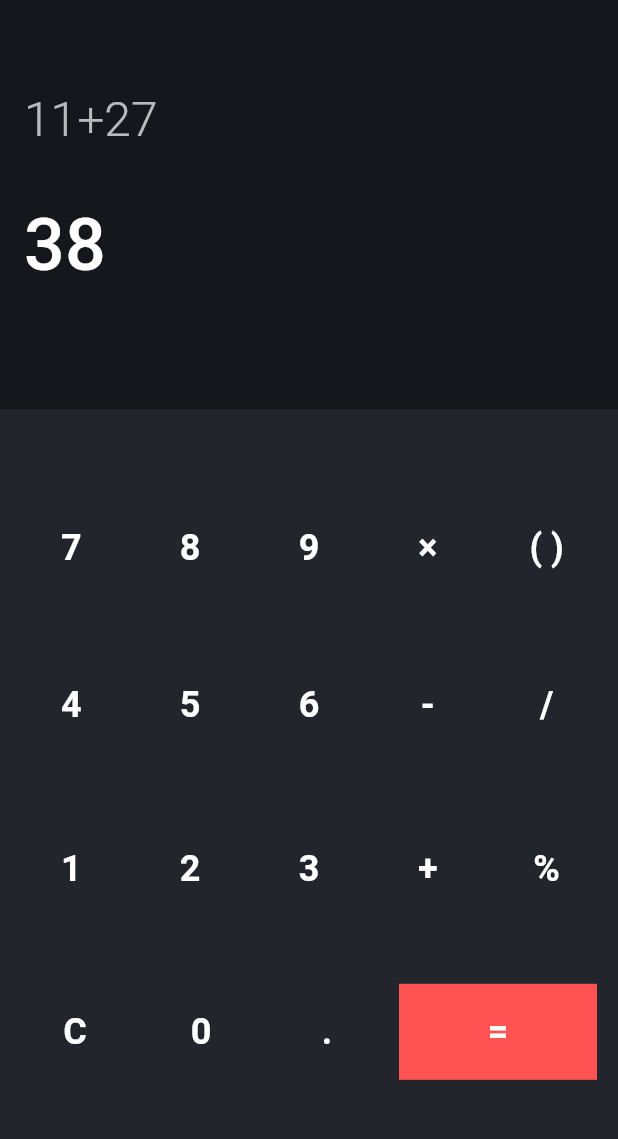
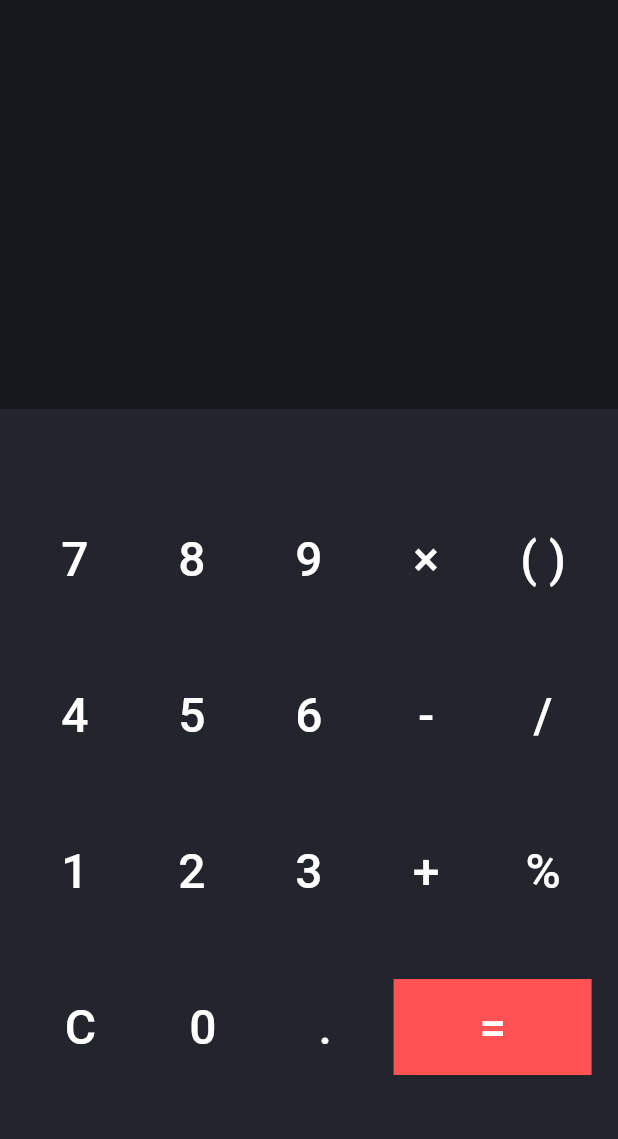
Before and after one commit to MoeZalzala11/Flutter_Calculator, a Flutter app: the screen it shows after launch, on a phone screen of 412 x 824 dp, the part 59-1198 px from its top. Run offline on Flutter 3.47's test engine with Material 2 defaults, Android fonts, the phone set to English and light mode, and no system bars.

Commit message:
edit the dimensions and the font size and weight

```diff
--- a/lib/calculator_button.dart
+++ b/lib/calculator_button.dart
@@ -1,4 +1,3 @@
-import 'package:flutter/cupertino.dart';
 import 'package:flutter/material.dart';
 
 class CalculatorButton extends StatelessWidget {
@@ -30,8 +29,8 @@ class CalculatorButton extends StatelessWidget {
           child: Text(
             label,
             style: const TextStyle(
-              fontSize: 24,
-              fontWeight: FontWeight.bold,
+              fontSize: 32,
+              fontWeight: FontWeight.w500,
               color: Colors.white,
             ),
           ),
--- a/lib/calculator_home_screen.dart
+++ b/lib/calculator_home_screen.dart
@@ -21,10 +21,15 @@ class _CalculatorHomePageState extends State<CalculatorHomePage> {
     }
   }
   void clearPressed(){
+    setState(() {
       firstInput = '';
       secondInput = '';
       result = "";
       operator = "";
+      if(kDebugMode){
+        print('000');
+      }
+    });
   }
   @override
   Widget build(BuildContext context) {
@@ -42,21 +47,21 @@ class _CalculatorHomePageState extends State<CalculatorHomePage> {
                 child: Column(
                   crossAxisAlignment: CrossAxisAlignment.start,
                   mainAxisAlignment: MainAxisAlignment.spaceEvenly,
-                  children: const [
+                  children: [
                     Text(
-                      '11+27',
-                      style: TextStyle(
+                      firstInput+operator+secondInput,
+                      style: const TextStyle(
                           fontSize: 32,
                           color: Colors.white70,
                           fontWeight: FontWeight.w300),
                     ),
                     //SizedBox(height:10),
                     Text(
-                      '38',
+                      result,
                       style:
-                          TextStyle(fontSize: 48, fontWeight: FontWeight.w500),
+                          const TextStyle(fontSize: 48, fontWeight: FontWeight.w500),
                     ),
-                    SizedBox(
+                    const SizedBox(
                       height: 10,
                     )
                   ],
@@ -70,12 +75,10 @@ class _CalculatorHomePageState extends State<CalculatorHomePage> {
               color: const Color(0xff23252D),
               child: Column(
                 crossAxisAlignment: CrossAxisAlignment.center,
+                mainAxisAlignment: MainAxisAlignment.center,
+                children: [
+                  Row(
                     mainAxisAlignment: MainAxisAlignment.spaceEvenly,
-                children: [
-                  SizedBox(
-                    height: 64,
-                    child: Row(
-                      mainAxisAlignment: MainAxisAlignment.spaceAround,
                     children: [
                       getCalculatorButton(
                         label: '7',
@@ -124,9 +127,9 @@ class _CalculatorHomePageState extends State<CalculatorHomePage> {
                       ),
                     ],
                   ),
-                  ),
+                  const SizedBox(height: 8),
                   Row(
-                    mainAxisAlignment: MainAxisAlignment.spaceAround,
+                    mainAxisAlignment: MainAxisAlignment.spaceEvenly,
                     children: [
                       getCalculatorButton(
                         label: '4',
@@ -175,8 +178,9 @@ class _CalculatorHomePageState extends State<CalculatorHomePage> {
                       ),
                     ],
                   ),
+                  const SizedBox(height: 8),
                   Row(
-                    mainAxisAlignment: MainAxisAlignment.spaceAround,
+                    mainAxisAlignment: MainAxisAlignment.spaceEvenly,
                     children: [
                       getCalculatorButton(
                         label: '1',
@@ -225,16 +229,14 @@ class _CalculatorHomePageState extends State<CalculatorHomePage> {
                       ),
                     ],
                   ),
+                  const SizedBox(height: 8),
                   Row(
-                    mainAxisAlignment: MainAxisAlignment.spaceAround,
+                    mainAxisAlignment: MainAxisAlignment.spaceEvenly,
                     children: [
                       getCalculatorButton(
                         label: 'C',
                         onPress: () {
-                          if (kDebugMode) {
-                            print('hello');
-                          }
-                          setState(() {});
+                          clearPressed();
                         },
                       ),
                       getCalculatorButton(
@@ -283,7 +285,7 @@ class _CalculatorHomePageState extends State<CalculatorHomePage> {
     required VoidCallback onPress,
     Color backgroundColor = const Color((0xff23252D)),
     double width = 72,
-    double height = 72,
+    double height = 96,
   }) {
     return CalculatorButton(
         label: label,
```
Also changed, not shown: 1 other file. Lines whose indentation alone changed are shown as unchanged.
